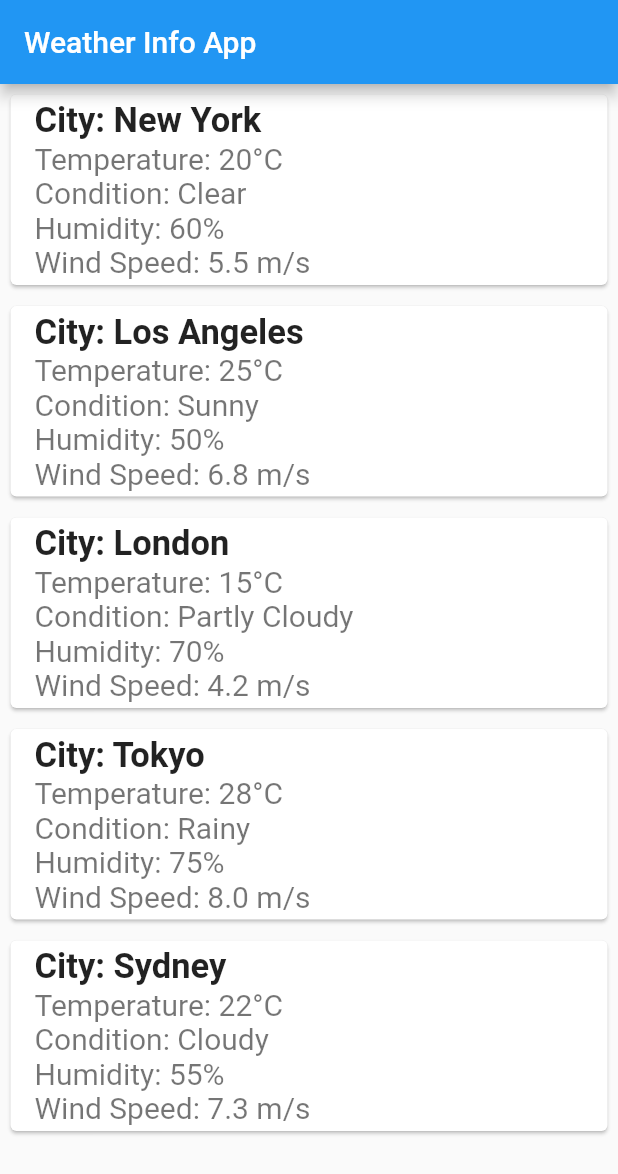
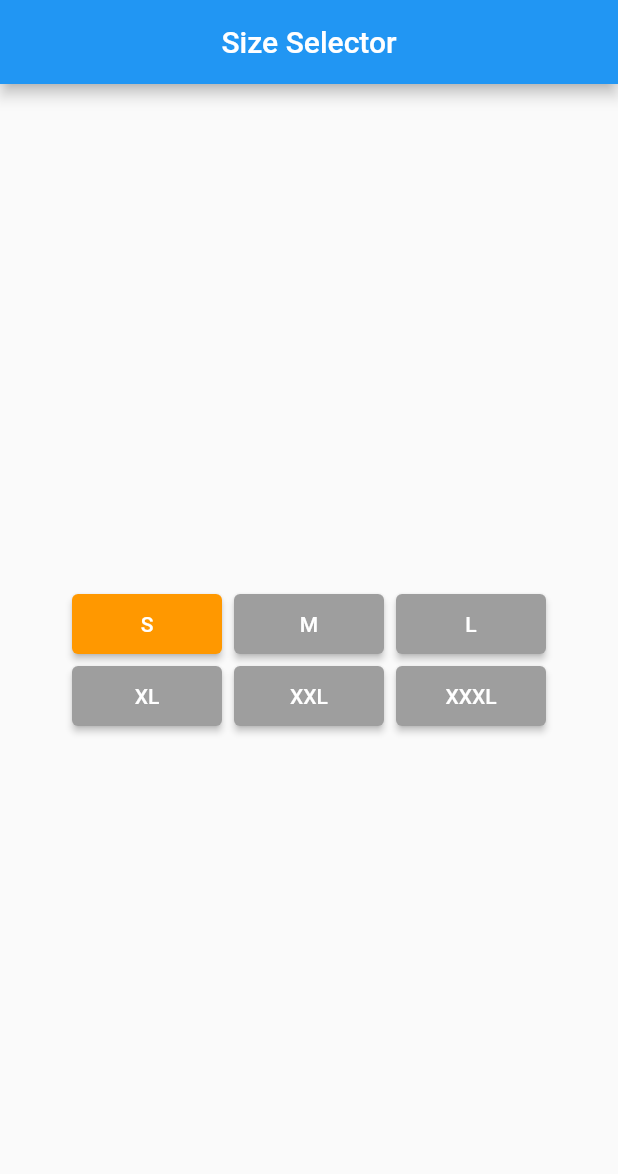
Before and after one commit to flucloxin500/Live_Test, a Flutter app: the screen it shows after launch, on a phone screen of 412 x 824 dp. Shown: the top 1174 px of the screen. Run offline on Flutter 3.47's test engine with Material 2 defaults, Android fonts, the phone set to English and light mode, and no system bars.

```diff
--- /dev/null
+++ b/lib/home_screen.dart
@@ -0,0 +1,90 @@
+import 'package:flutter/material.dart';
+
+
+class MyHomePage extends StatefulWidget {
+  @override
+  _MyHomePage createState() => _MyHomePage();
+}
+
+class _MyHomePage extends State<MyHomePage> {
+  Color _selectedColor = Colors.blue;
+  String _selectedSize = 'Small';
+
+  void _changeColorAndShowSnackbar(Color newColor, String newSize) {
+    setState(() {
+      _selectedColor = newColor;
+      _selectedSize = newSize;
+    });
+
+    ScaffoldMessenger.of(context).showSnackBar(
+      SnackBar(
+        content: Text('Selected Size: $_selectedSize'),
+      ),
+    );
+  }
+
+  Widget _buildColorButton(Color color, String size) {
+    return ElevatedButton(
+      onPressed: () {
+        _changeColorAndShowSnackbar(color, size);
+      },
+      style: ElevatedButton.styleFrom(primary: color),
+      child: Text(size),
+    );
+  }
+
+  @override
+  Widget build(BuildContext context) {
+    return Scaffold(
+      appBar: AppBar(
+        title: Text('Size Selector'),
+        centerTitle: true,
+      ),
+      body: Center(
+        child: Wrap(
+
+          runSpacing: 8,
+          spacing: 8,
+
+          children: [
+            Container(
+              width: 100,
+              height: 40,
+              child: _buildColorButton(Colors.orange, 'S'),
+            ),
+
+            Container(
+              height: 40,
+              width: 100,
+              child: _buildColorButton(Colors.grey, 'M'),
+            ),
+
+            Container(
+              height: 40,
+              width: 100,
+              child: _buildColorButton(Colors.grey, 'L'),
+            ),
+
+            Container(
+              height: 40,
+              width: 100,
+              child: _buildColorButton(Colors.grey, 'XL'),
+            ),
+
+            Container(
+              height: 40,
+              width: 100,
+              child: _buildColorButton(Colors.grey, 'XXL'),
+            ),
+
+            Container(
+              height: 40,
+              width: 100,
+              child: _buildColorButton(Colors.grey, 'XXXL'),
+            ),
+          ],
+        ),
+      ),
+    );
+  }
+}
--- a/lib/weather_info_screen.dart
+++ /dev/null
@@ -1,112 +0,0 @@
-import 'package:flutter/cupertino.dart';
-import 'package:flutter/material.dart';
-
-class WeatherMainScreen extends StatefulWidget {
-  const WeatherMainScreen({super.key});
-
-  @override
-  State<WeatherMainScreen> createState() => _WeatherMainScreenState();
-}
-
-class _WeatherMainScreenState extends State<WeatherMainScreen> {
-
-  List<Map<String , dynamic>> weatherData = [
-    {
-      "city": "New York",
-      "temperature": 20,
-      "condition": "Clear",
-      "humidity": 60,
-      "windSpeed": 5.5
-    },
-    {
-      "city": "Los Angeles",
-      "temperature": 25,
-      "condition": "Sunny",
-      "humidity": 50,
-      "windSpeed": 6.8
-    },
-    {
-      "city": "London",
-      "temperature": 15,
-      "condition": "Partly Cloudy",
-      "humidity": 70,
-      "windSpeed": 4.2
-    },
-    {
-      "city": "Tokyo",
-      "temperature": 28,
-      "condition": "Rainy",
-      "humidity": 75,
-      "windSpeed": 8.0
-    },
-    {
-      "city": "Sydney",
-      "temperature": 22,
-      "condition": "Cloudy",
-      "humidity": 55,
-      "windSpeed": 7.3
-    }
-  ];
-  @override
-  Widget build(BuildContext context) {
-    return Scaffold(
-      appBar: AppBar(
-        title: Text('Weather Info App'),
-      ),
-      body: Column(
-        children: [
-          Expanded(
-            child: ListView.builder(
-              itemCount: weatherData.length,
-              itemBuilder: (context, index) {
-                return Padding(
-                  padding: const EdgeInsets.all(3),
-                  child: Card(
-                    child: ListTile(
-                      title: Text(
-                        "City: ${weatherData[index]['city']}",
-                        style: TextStyle(
-                          fontSize: 23,
-                          fontWeight: FontWeight.w600,
-                        ),
-                      ),
-                      subtitle: Column(
-                        crossAxisAlignment: CrossAxisAlignment.start,
-                        children: [
-                          Text(
-                            "Temperature: ${weatherData[index]["temperature"]}°C",
-                            style: TextStyle(
-                              fontSize: 20,
-                            ),
-                          ),
-                          Text(
-                            "Condition: ${weatherData[index]["condition"]}",
-                            style: TextStyle(
-                              fontSize: 20,
-                            ),
-                          ),
-                          Text(
-                            "Humidity: ${weatherData[index]["humidity"]}%",
-                            style: TextStyle(
-                              fontSize: 20,
-                            ),
-                          ),
-                          Text(
-                            "Wind Speed: ${weatherData[index]["windSpeed"]} m/s",
-                            style: TextStyle(
-                              fontSize: 20,
-                            ),
-                          ),
-                        ],
-                      ),
-                    ),
-                  ),
-                );
-              },
-            ),
-          )
-        ],
-      ),
-    );
-  }
-}
```
Also changed, not shown: lib/main.dart (+78 -5 lines).
